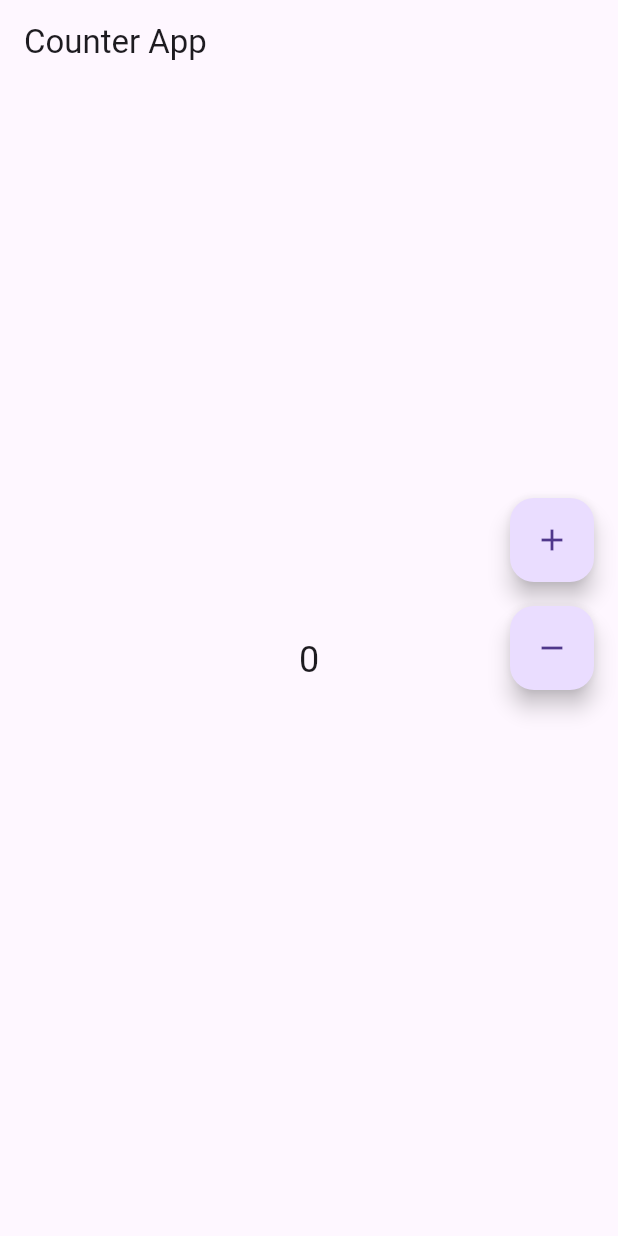
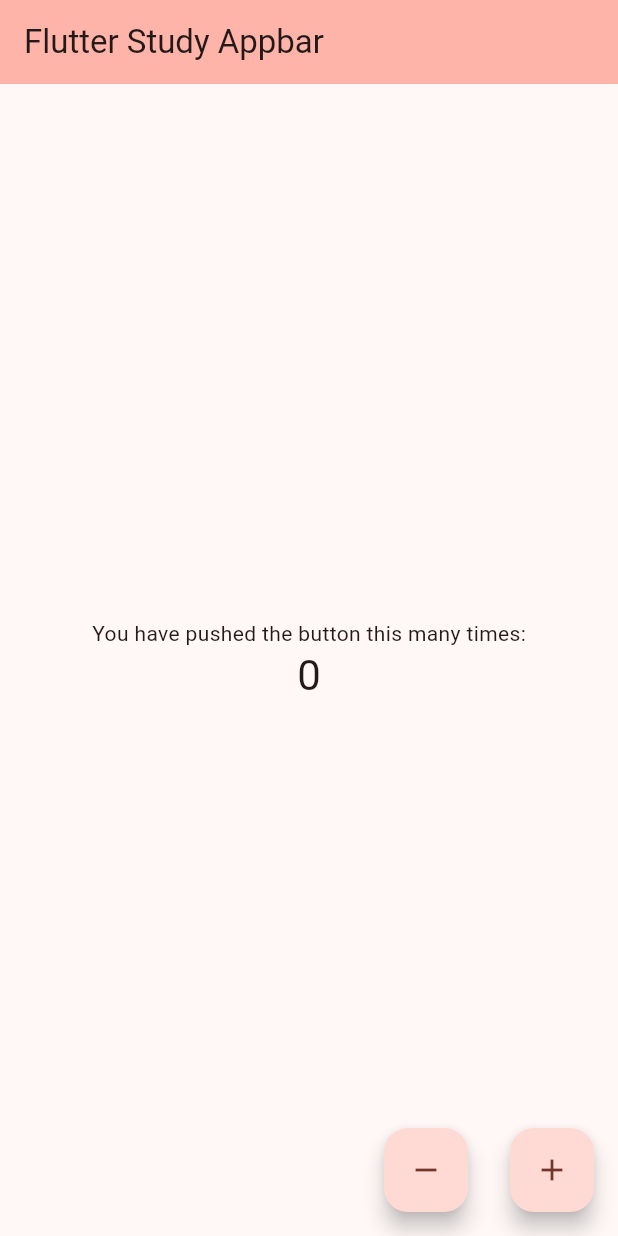
Before and after one commit to jintaeyeong/Develop-Flutter, a Flutter app: the screen it shows after launch, after a tap on the "add" icon, after a tap on the "remove" icon, on a phone screen of 412 x 824 dp. Run offline on Flutter 3.47's test engine with Material 3 defaults, Android fonts, the phone set to English and light mode, and no system bars; our stand-ins replace bloc, flutter_riverpod.

Commit message:
main 기본 템플릿

```diff
--- a/flutter_study/lib/main.dart
+++ b/flutter_study/lib/main.dart
@@ -1,54 +1,115 @@
-// main.dart
 import 'package:flutter/material.dart';
-import 'package:flutter_riverpod/flutter_riverpod.dart';
-import 'counter_provider.dart';
 
 void main() {
-  runApp(ProviderScope(child: MyApp()));
+  runApp(const MyApp());
 }
 
 class MyApp extends StatelessWidget {
+  const MyApp({super.key});
+
+  // 이 위젯은 App의 루트입니다.
   @override
   Widget build(BuildContext context) {
     return MaterialApp(
-      title: 'Counter App',
-      home: CounterPage(),
+      title: 'Flutter 공부앱', //앱이 백그라운드에 있을 때 앱 목록에 표시되는 이름
+      theme: ThemeData(
+        colorScheme: ColorScheme.fromSeed(seedColor: Colors.red),
+        useMaterial3: true,
+      ),
+      home: const MyHomePage(title: 'Flutter Study Appbar'),
     );
   }
 }
 
-class CounterPage extends ConsumerWidget {
+class MyHomePage extends StatefulWidget {
+  const MyHomePage({super.key, required this.title});
+  final String title;
+
   @override
-  Widget build(BuildContext context, WidgetRef ref) {
-    final count = ref.watch(counterProvider);
+  State<MyHomePage> createState() => _MyHomePageState(); // State 객체를 생성할 때 사용되는 메서드
+// _MyHomePageState는 MyHomePage 위젯의 상태를 관리하는 클래스임을 나타냄
+}
+
+class _MyHomePageState extends State<MyHomePage> {
+  int _counter = 0;
+
+  void _incrementCounter() {
+    setState(() {
+      print('버튼 눌렀다');
+      _counter++;
+    });
+  }
+
+  void _descrementCounter() {
+    setState(() {
+      print('버튼 눌렀다');
+      _counter--;
+    });
+  }
+
+  @override
+  Widget build(BuildContext context) { // setState가 불려지면 항상 실행되는 메소드
     return Scaffold(
       appBar: AppBar(
-        title: Text('Counter App'),
+        backgroundColor: Theme.of(context).colorScheme.inversePrimary,
+        title: Text(widget.title),
       ),
       body: Center(
-        child: Text(
-          '$count',
-          style: TextStyle(fontSize: 24.0),
+        // Center is a layout widget. It takes a single child and positions it
+        // in the middle of the parent.
+        child: Column(
+          // Column is also a layout widget. It takes a list of children and
+          // arranges them vertically. By default, it sizes itself to fit its
+          // children horizontally, and tries to be as tall as its parent.
+          //
+          // Column has various properties to control how it sizes itself and
+          // how it positions its children. Here we use mainAxisAlignment to
+          // center the children vertically; the main axis here is the vertical
+          // axis because Columns are vertical (the cross axis would be
+          // horizontal).
+          //
+          // TRY THIS: Invoke "debug painting" (choose the "Toggle Debug Paint"
+          // action in the IDE, or press "p" in the console), to see the
+          // wireframe for each widget.
+          mainAxisAlignment: MainAxisAlignment.center,
+          children: <Widget>[
+            const Text(
+              'You have pushed the button this many times:',
+            ),
+            Text(
+              '$_counter',
+              style: Theme.of(context).textTheme.headlineMedium,
+            ),
+          ],
         ),
       ),
-      floatingActionButton: Column(
-        mainAxisAlignment: MainAxisAlignment.center,
+      floatingActionButtonLocation: FloatingActionButtonLocation.centerDocked,
+      floatingActionButton: Stack(
         children: [
-          FloatingActionButton(
-            onPressed: () {
-              ref.read(counterProvider.notifier).state++;
-            },
-            child: Icon(Icons.add),
-          ),
-          SizedBox(height: 16.0),
-          FloatingActionButton(
-            onPressed: () {
-              ref.read(counterProvider.notifier).state--;
-            },
-            child: Icon(Icons.remove),
-          ),
+          Positioned(
+              bottom: 16,
+              right: 16,
+              child: FloatingActionButton(
+                onPressed: _incrementCounter,
+                tooltip: 'Increment',
+                child: const Icon(Icons.add),
+              )),
+          Positioned(
+              bottom: 16,
+              right: 100,
+              child: FloatingActionButton(
+                onPressed: _descrementCounter,
+                tooltip: 'Decrement',
+                child: const Icon(Icons.remove),
+              )),
+
         ],
-      ),
+      )/*FloatingActionButton(
+        onPressed: _incrementCounter,
+        tooltip: 'Increment',
+        child: const Icon(Icons.add),
+      )*/, // This trailing comma makes auto-formatting nicer for build methods.
     );
   }
+
 }
```
